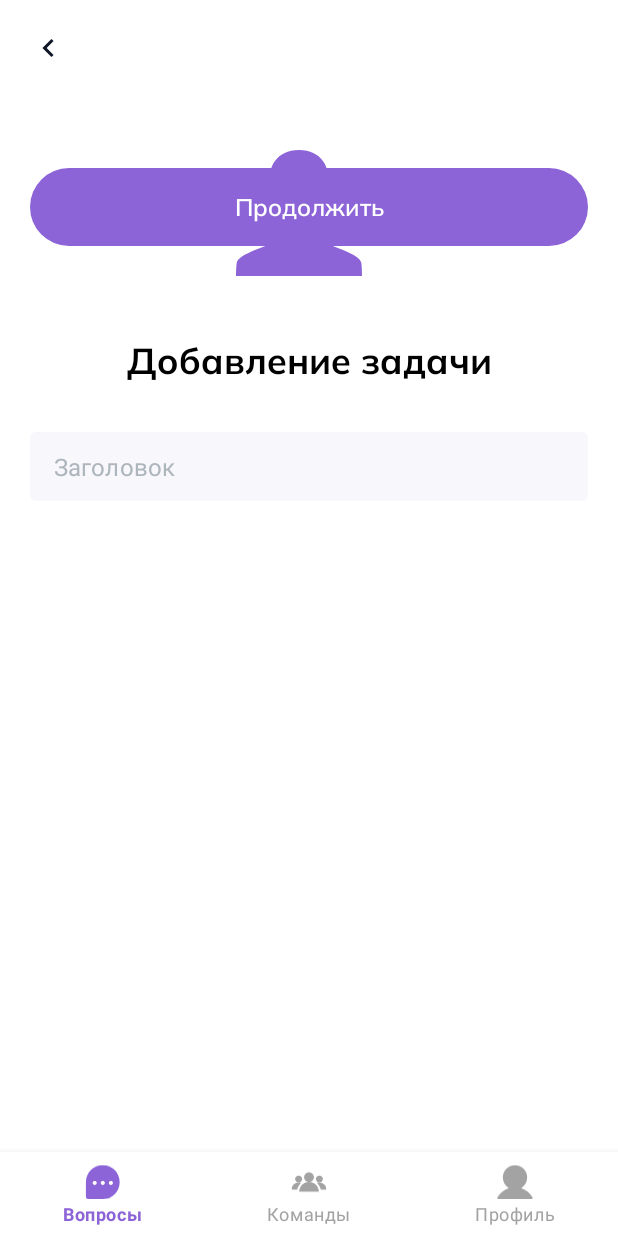
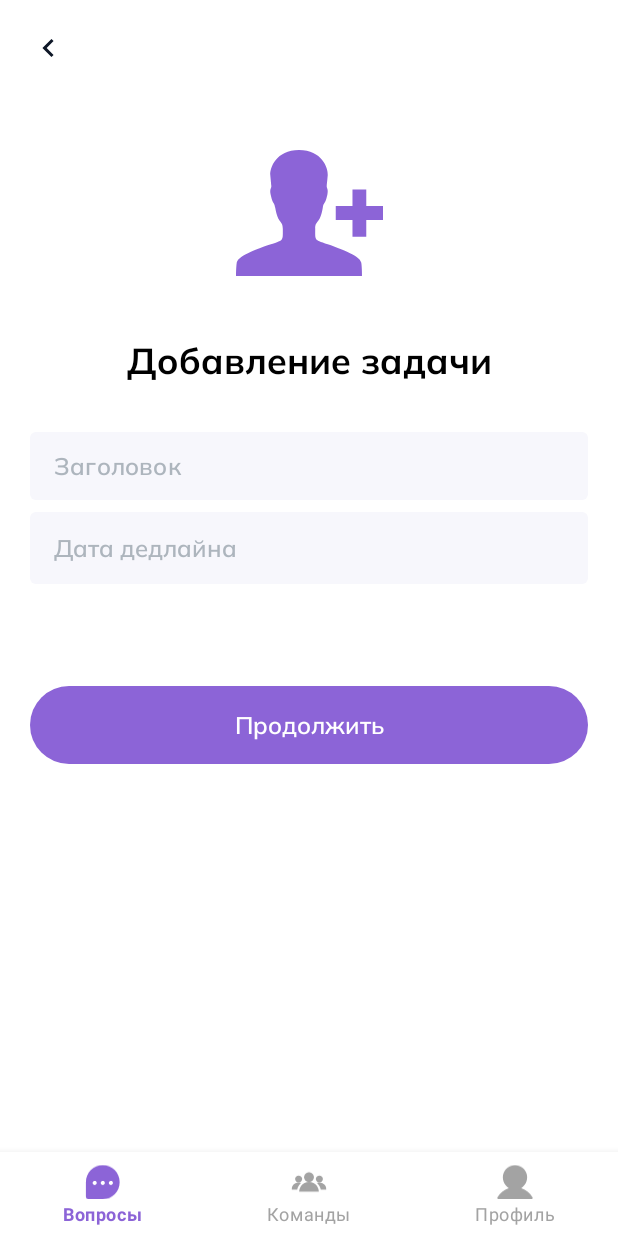
Before and after one commit to vladlukynov/Onboarding, an Android app: the fragment AddTaskFragment placed in its activity, on a phone screen of 412 x 824 dp. Run offline under Robolectric (Android 15) with nearby library versions, the phone set to English and light mode, and no system bars; our stand-ins replace Dagger/Hilt's generated code; network calls fail; pictures from the network do not load; 2 statements that could not run were skipped.

Commit message:
Add hr add-task and add-employee fragments

```diff
--- a/client/app/src/main/java/com/src/onboarding/presentation/HrActivity.kt
+++ b/client/app/src/main/java/com/src/onboarding/presentation/HrActivity.kt
@@ -6,6 +6,8 @@ import androidx.fragment.app.Fragment
 import androidx.lifecycle.ViewModelProvider
 import com.src.onboarding.R
 import com.src.onboarding.app.App
+import com.src.onboarding.presentation.hr.add_employee.viewModel.AddEmployeeViewModel
+import com.src.onboarding.presentation.hr.add_employee.viewModel.AddEmployeeViewModelFactory
 import com.src.onboarding.presentation.hr.profile.viewModel.HrEmployeeProfileViewModel
 import com.src.onboarding.presentation.hr.profile.viewModel.HrEmployeeProfileViewModelFactory
 import com.src.onboarding.presentation.hr.team.HrTeamFragment
@@ -19,6 +21,8 @@ class HrActivity : AppCompatActivity() {
 
     @Inject
     lateinit var hrEmployeeProfileViewModelFactory: HrEmployeeProfileViewModelFactory
+    @Inject
+    lateinit var addEmployeeViewModelFactory: AddEmployeeViewModelFactory
 
     override fun onCreate(savedInstanceState: Bundle?) {
         super.onCreate(savedInstanceState)
@@ -40,4 +44,6 @@ class HrActivity : AppCompatActivity() {
             this,
             hrEmployeeProfileViewModelFactory
         )[HrEmployeeProfileViewModel::class.java]
+    fun getAddEmployeeViewModel(): AddEmployeeViewModel =
+        ViewModelProvider(this, addEmployeeViewModelFactory)[AddEmployeeViewModel::class.java]
 }
--- a/client/app/src/main/java/com/src/onboarding/presentation/MainActivity.kt
+++ b/client/app/src/main/java/com/src/onboarding/presentation/MainActivity.kt
@@ -30,9 +30,6 @@ import javax.inject.Inject
 class MainActivity : AppCompatActivity() {
     @Inject
     lateinit var courseMainViewModelFactory: CourseMainViewModelFactory
-
-    @Inject
-    lateinit var addEmployeeViewModelFactory: AddEmployeeViewModelFactory
 
     @Inject
     lateinit var notificationViewModelFactory: NotificationViewModelFactory
@@ -96,9 +93,6 @@ class MainActivity : AppCompatActivity() {
     fun getCourseViewModel(): CourseMainViewModel =
         ViewModelProvider(this, courseMainViewModelFactory)[CourseMainViewModel::class.java]
 
-    fun getAddEmployeeViewModel(): AddEmployeeViewModel =
-        ViewModelProvider(this, addEmployeeViewModelFactory)[AddEmployeeViewModel::class.java]
-
     fun getNotificationViewModel(): NotificationViewModel =
         ViewModelProvider(this, notificationViewModelFactory)[NotificationViewModel::class.java]
 
--- a/client/app/src/main/java/com/src/onboarding/presentation/hr/add_task/AddTaskFragment.kt
+++ b/client/app/src/main/java/com/src/onboarding/presentation/hr/add_task/AddTaskFragment.kt
@@ -1,14 +1,17 @@
 package com.src.onboarding.presentation.hr.add_task;
 
+import android.app.DatePickerDialog
+import android.os.Build
 import android.os.Bundle
 import android.view.LayoutInflater
 import android.view.View
 import android.view.ViewGroup
+import androidx.annotation.RequiresApi
 import androidx.fragment.app.Fragment
 import com.src.onboarding.databinding.FragmentAddTaskBinding
 
 class AddTaskFragment : Fragment() {
-    lateinit var binding: FragmentAddTaskBinding
+    private lateinit var binding: FragmentAddTaskBinding
 
     override fun onCreate(savedInstanceState: Bundle?) {
         super.onCreate(savedInstanceState)
@@ -21,4 +24,29 @@ class AddTaskFragment : Fragment() {
         return binding.root
     }
 
+    @RequiresApi(Build.VERSION_CODES.N)
+    override fun onViewCreated(view: View, savedInstanceState: Bundle?) {
+        super.onViewCreated(view, savedInstanceState)
+
+        setOnBackButtonClickListener()
+        setOnDeadlineDateClickListener()
+    }
+
+    @RequiresApi(Build.VERSION_CODES.N)
+    private fun setOnDeadlineDateClickListener() {
+        binding.tvDeadlineDate.setOnClickListener {
+            val datePickerDialog = DatePickerDialog(requireContext())
+            datePickerDialog.setOnDateSetListener { datePicker, i, i2, i3 ->
+                val str = "$i3/${i2 + 1}/$i"
+                binding.tvDeadlineDate.text = str
+            }
+            datePickerDialog.show()
+        }
+    }
+
+    private fun setOnBackButtonClickListener() {
+        binding.ivBackButton.setOnClickListener {
+            parentFragmentManager.popBackStackImmediate()
+        }
+    }
 }
--- a/client/app/src/main/java/com/src/onboarding/presentation/hr/team/HrTeamFragment.kt
+++ b/client/app/src/main/java/com/src/onboarding/presentation/hr/team/HrTeamFragment.kt
@@ -13,6 +13,7 @@ import com.src.onboarding.domain.model.user.UserProfile
 import com.src.onboarding.domain.state.course.ColleagueState
 import com.src.onboarding.domain.state.login.BasicState
 import com.src.onboarding.presentation.HrActivity
+import com.src.onboarding.presentation.hr.add_employee.AddEmployeeFragment
 import com.src.onboarding.presentation.hr.add_task.AddTaskFragment
 import com.src.onboarding.presentation.hr.profile.HrEmployeeProfileFragment
 import com.src.onboarding.presentation.hr.team.adapter.TeammateAdapter
@@ -74,7 +75,7 @@ class HrTeamFragment : Fragment() {
 
     private fun setOnAddButtonClickListener() {
         binding.cvAddTask.setOnClickListener {
-            (activity as HrActivity).replaceFragment(AddTaskFragment())
+            (activity as HrActivity).replaceFragment(AddEmployeeFragment())
         }
     }
 
--- a/client/app/src/main/res/layout/fragment_add_task.xml
+++ b/client/app/src/main/res/layout/fragment_add_task.xml
@@ -1,6 +1,7 @@
 <?xml version="1.0" encoding="utf-8"?>
 <androidx.constraintlayout.widget.ConstraintLayout xmlns:android="http://schemas.android.com/apk/res/android"
     xmlns:app="http://schemas.android.com/apk/res-auto"
+    xmlns:tools="http://schemas.android.com/tools"
     android:layout_width="match_parent"
     android:layout_height="match_parent">
 
@@ -25,8 +26,8 @@
         android:orientation="vertical"
         app:layout_constraintGuide_end="@dimen/gl_end" />
 
-    <ImageButton
-        android:id="@+id/ib_back_button"
+    <ImageView
+        android:id="@+id/iv_back_button"
         android:layout_width="wrap_content"
         android:layout_height="wrap_content"
         android:background="#00000000"
@@ -78,6 +79,7 @@
             android:layout_width="match_parent"
             android:layout_height="match_parent"
             android:background="#00000000"
+            android:fontFamily="@font/mulish_semibold"
             android:hint="@string/et_title"
             android:inputType="textEmailAddress"
             android:paddingHorizontal="0dp"
@@ -87,6 +89,22 @@
             android:textCursorDrawable="@null"
             android:textSize="16sp" />
     </com.google.android.material.textfield.TextInputLayout>
+
+    <TextView
+        android:id="@+id/tv_deadline_date"
+        android:layout_width="0dp"
+        android:layout_height="@dimen/space_12x"
+        android:layout_marginTop="@dimen/space_2x"
+        android:background="@drawable/input_field_background"
+        android:fontFamily="@font/mulish_semibold"
+        android:gravity="center_vertical"
+        android:hint="@string/deadline_date"
+        android:paddingHorizontal="@dimen/space_4x"
+        android:textColorHint="@color/neutral_disabled"
+        android:textSize="16sp"
+        app:layout_constraintEnd_toEndOf="@id/gl_end"
+        app:layout_constraintStart_toStartOf="@id/gl_start"
+        app:layout_constraintTop_toBottomOf="@id/til_email" />
 
     <TextView
         android:id="@+id/tv_save_button"
@@ -101,6 +119,6 @@
         android:textSize="16sp"
         app:layout_constraintEnd_toEndOf="@id/gl_end"
         app:layout_constraintStart_toStartOf="@id/gl_start"
-        app:layout_constraintTop_toBottomOf="@id/ib_back_button" />
+        app:layout_constraintTop_toBottomOf="@id/tv_deadline_date" />
 
 </androidx.constraintlayout.widget.ConstraintLayout>
--- a/client/app/src/main/res/layout/fragment_hr_employee_profile.xml
+++ b/client/app/src/main/res/layout/fragment_hr_employee_profile.xml
@@ -220,7 +220,7 @@
         android:backgroundTint="@color/main_purple"
         app:layout_constraintEnd_toEndOf="@id/gl_end">
 
-        <ImageButton
+        <ImageView
             android:id="@+id/ib_add_task"
             android:layout_width="match_parent"
             android:layout_height="match_parent"
--- a/client/app/src/main/res/values/strings.xml
+++ b/client/app/src/main/res/values/strings.xml
@@ -54,4 +54,5 @@
     <string name="about_me">О себе: </string>
     <string name="support">Поддержка</string>
     <string name="questions">Вопросы</string>
+    <string name="deadline_date">Дата дедлайна</string>
 </resources>
```
Also changed, not shown: client/app/src/main/java/com/src/onboarding/presentation/hr/add_employee/AddEmployeeFragment.kt (+8 -1 lines), client/app/src/main/java/com/src/onboarding/presentation/hr/profile/HrEmployeeProfileFragment.kt (+8 -0 lines).
